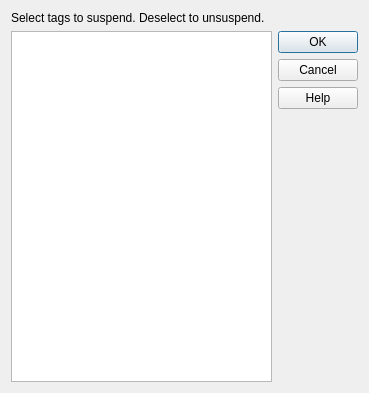
Qt form designer/activetags.ui (ludiosarchive/anki) before a commit.
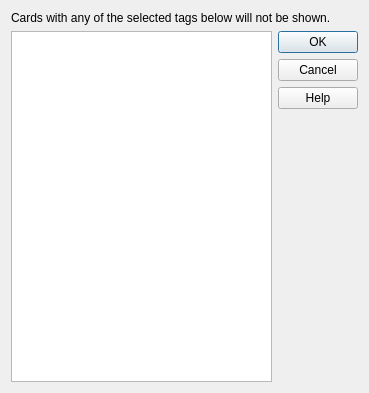
The same form after that commit.

Diff of the .ui file:
```diff
--- a/designer/activetags.ui
+++ b/designer/activetags.ui
@@ -14,9 +14,12 @@
   </property>
   <layout class="QVBoxLayout" name="verticalLayout" >
    <item>
-    <widget class="QLabel" name="label" >
-     <property name="text" >
-      <string>Select tags to suspend. Deselect to unsuspend.</string>
+    <widget class="QLabel" name="label">
+     <property name="text">
+      <string>Cards with any of the selected tags below will not be shown.</string>
+     </property>
+     <property name="wordWrap">
+      <bool>true</bool>
      </property>
     </widget>
    </item>
```
Left out of the diff: 33 changed lines with no effect on the pictures.
